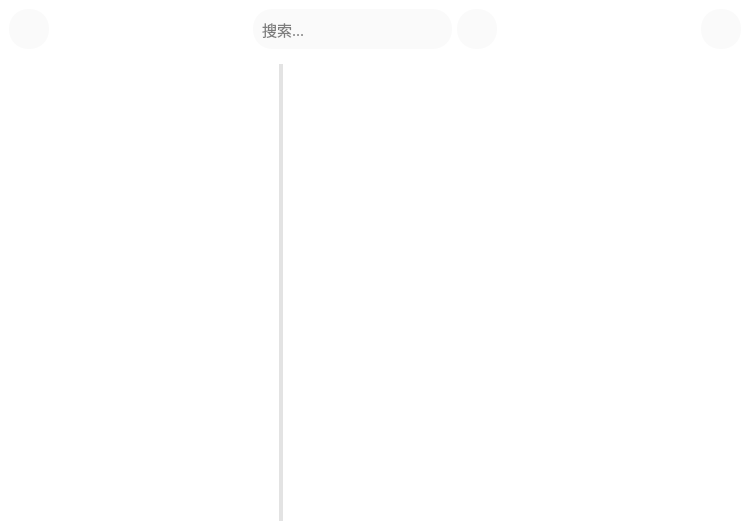
Above: src/mainwidget.ui from LeftStudio/mozi before the change. Below: the same form after it.
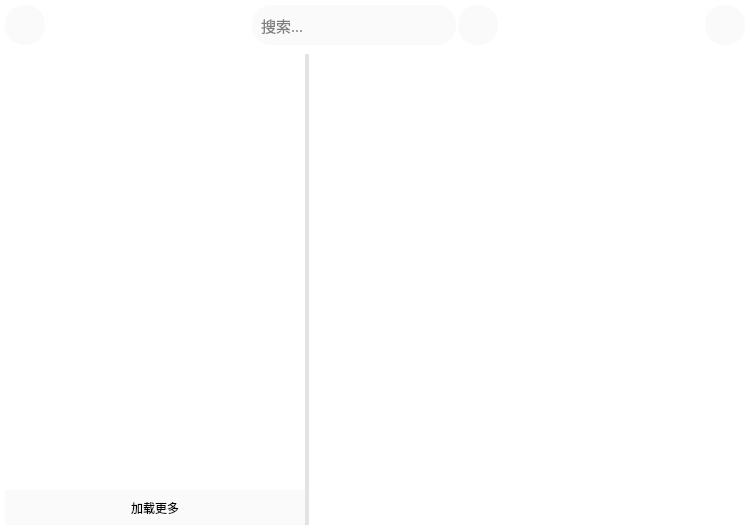
That is the form after the change. The open tabs and pages were chosen to show the change. Icons and pictures are not drawn. Custom widgets are drawn as their Qt base class.

```diff
--- a/src/mainwidget.ui
+++ b/src/mainwidget.ui
@@ -87,7 +87,7 @@
 background:  transparent;
 }</string>
   </property>
-  <layout class="QVBoxLayout" name="verticalLayout_4">
+  <layout class="QHBoxLayout" name="horizontalLayout_3">
    <property name="spacing">
     <number>0</number>
    </property>
@@ -565,8 +565,20 @@
 background:rgb(220, 220, 220);
 }</string>
       </property>
-      <layout class="QVBoxLayout" name="verticalLayout_2" stretch="0,0,1">
+      <layout class="QVBoxLayout" name="verticalLayout_4" stretch="0,0,1">
        <property name="spacing">
+        <number>2</number>
+       </property>
+       <property name="leftMargin">
+        <number>5</number>
+       </property>
+       <property name="topMargin">
+        <number>5</number>
+       </property>
+       <property name="rightMargin">
+        <number>5</number>
+       </property>
+       <property name="bottomMargin">
         <number>5</number>
        </property>
        <item>
@@ -758,15 +770,18 @@
        </item>
        <item>
         <widget class="QSplitter" name="splitter">
+         <property name="minimumSize">
+          <size>
+           <width>0</width>
+           <height>0</height>
+          </size>
+         </property>
          <property name="styleSheet">
           <string notr="true">QSplitter::handle
 {
 background:rgb(227,227,227);
 }</string>
          </property>
-         <property name="lineWidth">
-          <number>1</number>
-         </property>
          <property name="orientation">
           <enum>Qt::Horizontal</enum>
          </property>
@@ -779,16 +794,22 @@
          <property name="childrenCollapsible">
           <bool>false</bool>
          </property>
+         <widget class="QWidget" name="">
+          <layout class="QVBoxLayout" name="verticalLayout_2" stretch="1,0">
+           <property name="sizeConstraint">
+            <enum>QLayout::SetMaximumSize</enum>
+           </property>
+           <item>
          <widget class="QListWidget" name="resultList">
           <property name="minimumSize">
            <size>
-            <width>120</width>
+               <width>200</width>
             <height>0</height>
            </size>
           </property>
           <property name="maximumSize">
            <size>
-            <width>270</width>
+               <width>300</width>
             <height>16777215</height>
            </size>
           </property>
@@ -818,6 +839,28 @@
 color:rgb(114,122,121);
 }</string>
           </property>
+            </widget>
+           </item>
+           <item>
+            <widget class="QPushButton" name="loadMoreBtn">
+             <property name="minimumSize">
+              <size>
+               <width>200</width>
+               <height>35</height>
+              </size>
+             </property>
+             <property name="maximumSize">
+              <size>
+               <width>300</width>
+               <height>16777215</height>
+              </size>
+             </property>
+             <property name="text">
+              <string>加载更多</string>
+             </property>
+            </widget>
+           </item>
+          </layout>
          </widget>
          <widget class="My_ResultTextEdit" name="resultTextEdit">
           <property name="font">
```
Left out of the diff: 7 changed lines with no effect on the pictures. Lines whose indentation alone changed are shown as unchanged.
